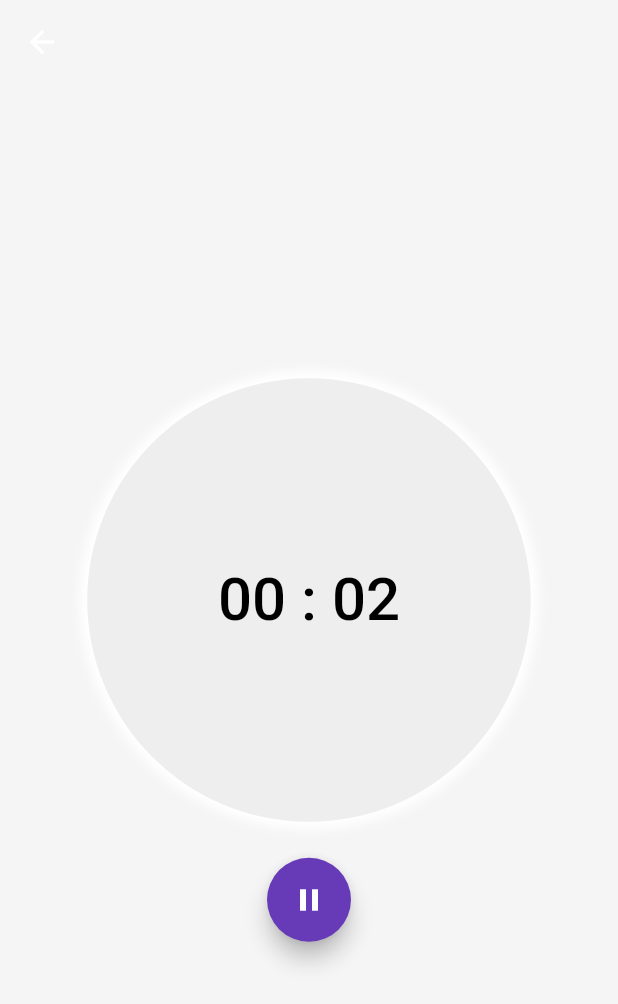
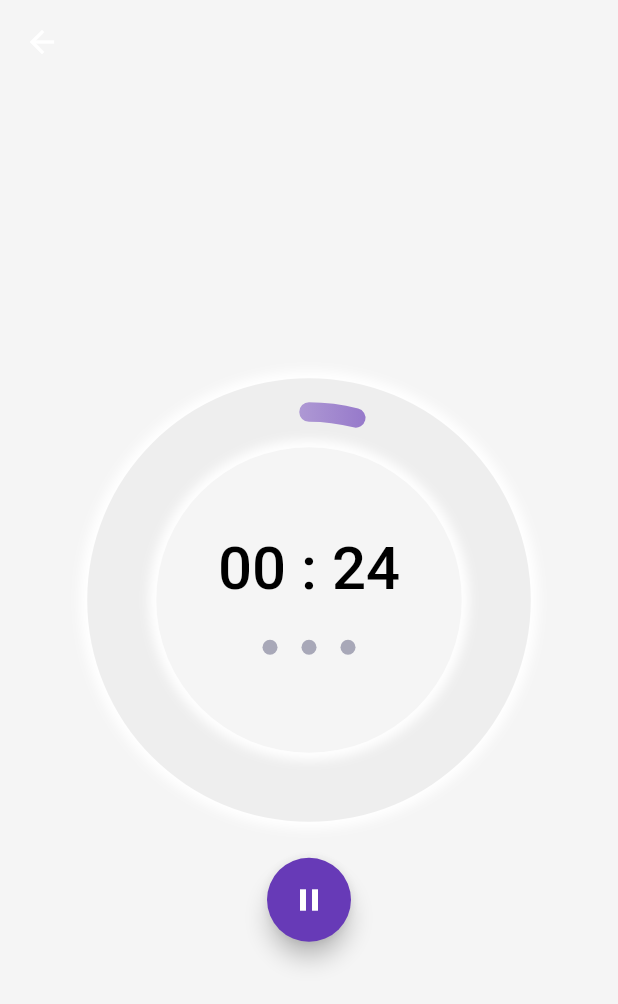
Before and after one commit to erdobozkurt/pomodoro_app_bloc, a Flutter app: the PomodoroPage screen opened directly, after a tap on the "play arrow" icon, on a phone screen of 412 x 824 dp. Shown: the top 1004 px of the screen. Run offline on Flutter 3.47's test engine with Material 2 defaults, Android fonts, the phone set to English and light mode, and no system bars; drawn by our look-alikes of percent_indicator; our stand-ins replace bloc, equatable, flutter_bloc.

Commit message:
main logic of timer

```diff
--- a/lib/feature/home/view/home_view.dart
+++ b/lib/feature/home/view/home_view.dart
@@ -72,7 +72,7 @@ class _HomeViewState extends State<HomeView>
         Navigator.pushNamed(context, '/pomodoro');
       },
       style: ElevatedButton.styleFrom(
-        primary: ProjectColors.blueLotus,
+        backgroundColor: ProjectColors.blueLotus,
         minimumSize: const Size(double.infinity, 50),
         shape: const StadiumBorder(),
         padding: EdgeInsets.symmetric(
--- a/lib/feature/pomodoro/bloc/pomodoro_bloc.dart
+++ b/lib/feature/pomodoro/bloc/pomodoro_bloc.dart
@@ -1,10 +1,8 @@
 // ignore_for_file: depend_on_referenced_packages
 
 import 'dart:async';
-
 import 'package:bloc/bloc.dart';
 import 'package:equatable/equatable.dart';
-
 import '../repository/ticker.dart';
 
 part 'pomodoro_event.dart';
@@ -18,12 +16,13 @@ class PomodoroBloc extends Bloc<PomodoroEvent, PomodoroState> {
     on<PomodoroPaused>(_onPaused);
     on<PomodoroResumed>(_onResumed);
     on<PomodoroTicked>(_onTicked);
+    on<PomodoroReset>(_onReset);
   }
 
   final Ticker _ticker;
-  static const int _duration = 3;
-  static const int _shortBreak = 1;
-  static const int _longBreak = 2;
+  static const int _duration = 25;
+  static const int _shortBreak = 5;
+  static const int _longBreak = 15;
   static const int _tour = 0;
 
   StreamSubscription<int>? _tickerSubscription;
@@ -59,6 +58,11 @@ class PomodoroBloc extends Bloc<PomodoroEvent, PomodoroState> {
         : _isBreakOrComplete(state.tour));
   }
 
+  void _onReset(PomodoroReset event, Emitter<PomodoroState> emit) {
+    _tickerSubscription?.cancel();
+    emit(const PomodoroInitial(duration: _duration, tour: _tour));
+  }
+
   _isBreakOrComplete(int tour) {
     switch (tour) {
       case 0:
@@ -72,7 +76,7 @@ class PomodoroBloc extends Bloc<PomodoroEvent, PomodoroState> {
       case 4:
         return PomodoroBreak(duration: _longBreak, tour: tour + 1);
       case 5:
-        return const PomodoroComplete(duration: _duration, tour: 0);
+        return PomodoroComplete(duration: 0, tour: tour);
 
       default:
         return PomodoroComplete(duration: _duration, tour: tour);
--- a/lib/feature/pomodoro/bloc/pomodoro_event.dart
+++ b/lib/feature/pomodoro/bloc/pomodoro_event.dart
@@ -34,3 +34,7 @@ class PomodoroTicked extends PomodoroEvent {
   @override
   List<Object> get props => [duration];
 }
+
+class PomodoroReset extends PomodoroEvent {
+  const PomodoroReset();
+}
--- a/lib/feature/pomodoro/bloc/pomodoro_state.dart
+++ b/lib/feature/pomodoro/bloc/pomodoro_state.dart
@@ -35,6 +35,6 @@ class PomodoroBreak extends PomodoroState {
   const PomodoroBreak({required super.tour, required super.duration});
 }
 
-class PomodoroReset extends PomodoroState {
-  const PomodoroReset({required super.tour, required super.duration});
+class PomodoroOnReset extends PomodoroState {
+  const PomodoroOnReset({required super.tour, required super.duration});
 }
--- a/lib/feature/pomodoro/view/pomodoro_view.dart
+++ b/lib/feature/pomodoro/view/pomodoro_view.dart
@@ -3,7 +3,6 @@ import 'package:flutter/services.dart';
 import 'package:flutter_bloc/flutter_bloc.dart';
 import 'package:pomodoro_timer/feature/pomodoro/bloc/pomodoro_bloc.dart';
 import 'package:pomodoro_timer/feature/pomodoro/repository/ticker.dart';
-
 import '../widget/custom_timer.dart';
 
 class PomodoroView extends StatelessWidget {
@@ -25,13 +24,6 @@ class PomodoroPage extends StatelessWidget {
 
   @override
   Widget build(BuildContext context) {
-    final currentDuration =
-        context.select((PomodoroBloc bloc) => bloc.state.duration);
-
-    final minStr =
-        ((currentDuration / 60) % 60).floor().toString().padLeft(2, '0');
-    final secStr = (currentDuration % 60).floor().toString().padLeft(2, '0');
-    double percent = 0; // 1 - currentDuration * eventsDuration / 100;
     return Scaffold(
       backgroundColor: Colors.grey.shade100,
       appBar: _appBarWidget(),
@@ -42,11 +34,7 @@ class PomodoroPage extends StatelessWidget {
           children: [
             BlocBuilder<PomodoroBloc, PomodoroState>(
               builder: (context, state) {
-                return CustomTimer(
-                  seconds: secStr,
-                  minutes: minStr,
-                  percent: percent,
-                );
+                return const CustomTimer();
               },
             ),
             const SizedBox(height: 24),
@@ -83,7 +71,9 @@ class PomodoroPage extends StatelessWidget {
             if (state is PomodoroOnPause) ...[
               _resumeButtonWidget(context),
             ],
-            if (state is PomodoroComplete) ...[_startButtonWidget(context)],
+            if (state is PomodoroComplete) ...[
+              _resetButtonWidget(context),
+            ],
             if (state is PomodoroBreak) ...[_startButtonWidget(context)],
           ],
         );
@@ -120,4 +110,13 @@ class PomodoroPage extends StatelessWidget {
       child: const Icon(Icons.play_arrow),
     );
   }
+
+  _resetButtonWidget(BuildContext context) {
+    return FloatingActionButton(
+      onPressed: () {
+        BlocProvider.of<PomodoroBloc>(context).add(const PomodoroReset());
+      },
+      child: const Icon(Icons.refresh),
+    );
+  }
 }
--- a/lib/feature/pomodoro/widget/custom_timer.dart
+++ b/lib/feature/pomodoro/widget/custom_timer.dart
@@ -1,20 +1,28 @@
 import 'package:flutter/material.dart';
+import 'package:flutter_bloc/flutter_bloc.dart';
 import 'package:percent_indicator/circular_percent_indicator.dart';
+import 'package:pomodoro_timer/core/constant/app_colors.dart';
+import '../bloc/pomodoro_bloc.dart';
 
 class CustomTimer extends StatelessWidget {
   const CustomTimer({
-    required this.percent,
-    required this.seconds,
-    required this.minutes,
     Key? key,
   }) : super(key: key);
 
-  final double percent;
-  final String seconds;
-  final String minutes;
-
   @override
   Widget build(BuildContext context) {
+    final currentDuration =
+        context.select((PomodoroBloc bloc) => bloc.state.duration);
+    final String minStr =
+        ((currentDuration / 60) % 60).floor().toString().padLeft(2, '0');
+    final String secStr =
+        (currentDuration % 60).floor().toString().padLeft(2, '0');
+    final double percent = 1 -
+        (currentDuration /
+            _eventsDuration(BlocProvider.of<PomodoroBloc>(context).state));
+
+    return BlocBuilder<PomodoroBloc, PomodoroState>(
+      builder: (context, state) {
         return Container(
           decoration: BoxDecoration(
             color: Colors.grey.shade200,
@@ -35,12 +43,57 @@ class CustomTimer extends StatelessWidget {
               percent: percent,
               center: Padding(
                 padding: const EdgeInsets.all(30),
+                child: Container(
+                  decoration: BoxDecoration(
+                    color: Colors.grey.shade100,
+                    shape: BoxShape.circle,
+                    boxShadow: const [
+                      BoxShadow(
+                        color: Colors.white,
+                        blurRadius: 5,
+                        spreadRadius: 5,
+                      ),
+                    ],
+                  ),
+                  child: SizedBox(
+                    width: 300,
+                    height: 300,
                     child: Center(
-              child: Text(
-                '$minutes : $seconds',
-                style: Theme.of(context).textTheme.headlineLarge!.copyWith(
+                      child: Column(
+                        mainAxisAlignment: MainAxisAlignment.center,
+                        crossAxisAlignment: CrossAxisAlignment.center,
+                        children: [
+                          Text(
+                            '$minStr : $secStr',
+                            style: Theme.of(context)
+                                .textTheme
+                                .headlineLarge!
+                                .copyWith(
                                   color: Colors.black,
                                   fontWeight: FontWeight.w500,
+                                ),
+                          ),
+                          const SizedBox(height: 16),
+                          Row(
+                            mainAxisAlignment: MainAxisAlignment.center,
+                            children: [
+                              // 4 icons for 4 pomodoro sessions
+                              for (int i = 0; i < 3; i++)
+                                Padding(
+                                  padding: const EdgeInsets.all(8.0),
+                                  child: Container(
+                                    width: 10,
+                                    height: 10,
+                                    decoration: BoxDecoration(
+                                      color: _colorDecider(state, i),
+                                      shape: BoxShape.circle,
+                                    ),
+                                  ),
+                                ),
+                            ],
+                          ),
+                        ],
+                      ),
                     ),
                   ),
                 ),
@@ -58,5 +111,34 @@ class CustomTimer extends StatelessWidget {
             ),
           ),
         );
+      },
+    );
+  }
+
+  Color _colorDecider(PomodoroState state, int i) {
+    if (state.tour / 2 > i) {
+      return ProjectColors.vividBlue;
+    } else {
+      return ProjectColors.aluminium;
     }
   }
+
+  int _eventsDuration(PomodoroState state) {
+    switch (state.tour) {
+      case 0:
+        return 25;
+      case 1:
+        return 5;
+      case 2:
+        return 25;
+      case 3:
+        return 5;
+      case 4:
+        return 25;
+      case 5:
+        return 15;
+      default:
+        return 0;
+    }
+  }
+}
```
Also changed, not shown: pubspec.lock. Lines whose indentation alone changed are shown as unchanged.
